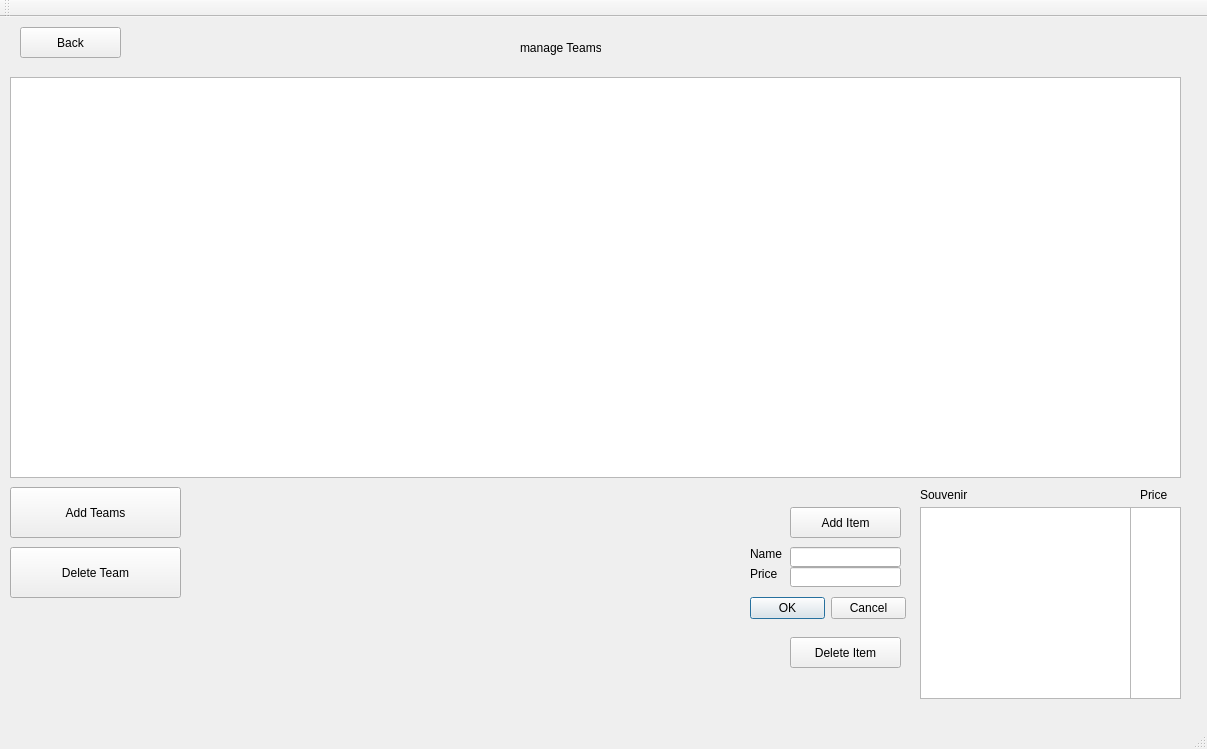
The window that mlb/mainwindow.ui (seanRobC/ST6R-MLB) describes before a commit, drawn with Qt 5.
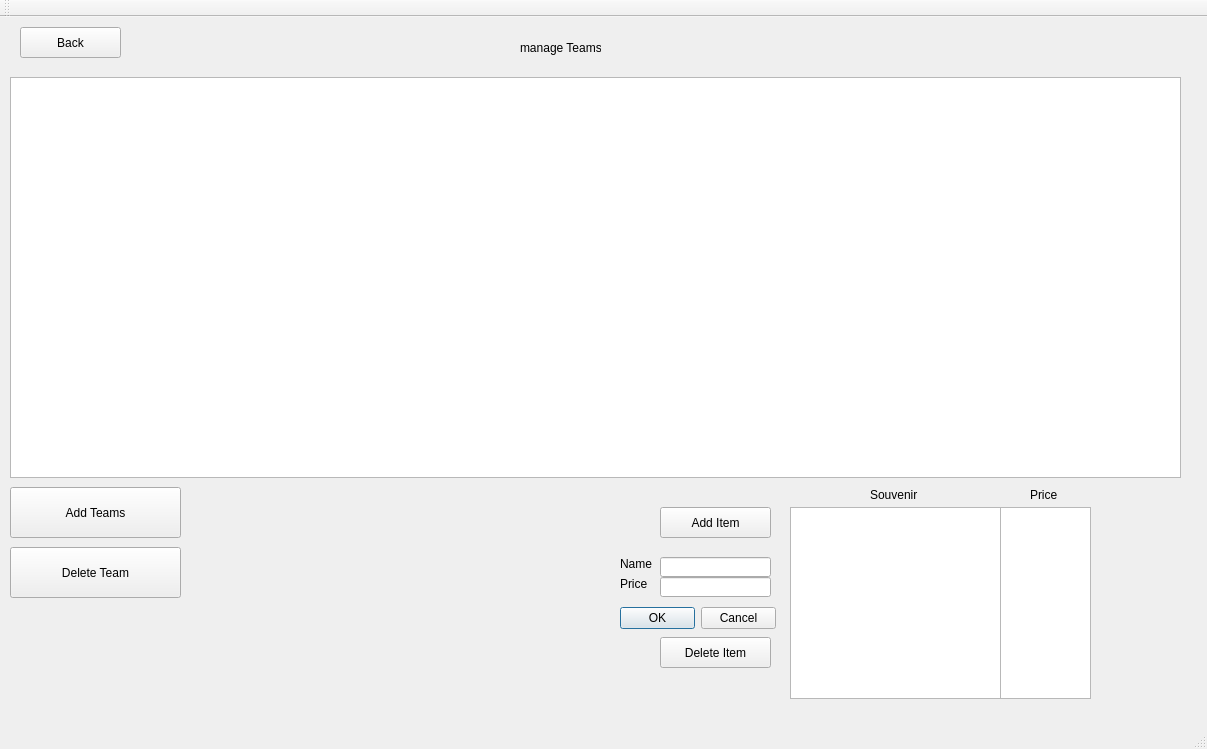
The same window after the commit. The open tabs and pages were chosen to show the change.

Diff of the .ui file:
```diff
--- a/mlb/mainwindow.ui
+++ b/mlb/mainwindow.ui
@@ -681,9 +681,9 @@
        <widget class="QListWidget" name="priceList_2">
         <property name="geometry">
          <rect>
-          <x>1130</x>
+          <x>1000</x>
           <y>480</y>
-          <width>51</width>
+          <width>91</width>
           <height>192</height>
          </rect>
         </property>
@@ -691,7 +691,7 @@
        <widget class="QPushButton" name="addItemButton">
         <property name="geometry">
          <rect>
-          <x>790</x>
+          <x>660</x>
           <y>480</y>
           <width>111</width>
           <height>31</height>
@@ -704,7 +704,7 @@
        <widget class="QListWidget" name="souvenirList_2">
         <property name="geometry">
          <rect>
-          <x>920</x>
+          <x>790</x>
           <y>480</y>
           <width>211</width>
           <height>192</height>
@@ -714,7 +714,7 @@
        <widget class="QLabel" name="label_28">
         <property name="geometry">
          <rect>
-          <x>920</x>
+          <x>870</x>
           <y>460</y>
           <width>71</width>
           <height>16</height>
@@ -727,7 +727,7 @@
        <widget class="QLabel" name="label_33">
         <property name="geometry">
          <rect>
-          <x>1140</x>
+          <x>1030</x>
           <y>460</y>
           <width>71</width>
           <height>16</height>
@@ -740,8 +740,8 @@
        <widget class="QStackedWidget" name="addItemWidget">
         <property name="geometry">
          <rect>
-          <x>740</x>
-          <y>510</y>
+          <x>610</x>
+          <y>520</y>
           <width>171</width>
           <height>91</height>
          </rect>
@@ -815,7 +815,7 @@
        <widget class="QPushButton" name="deleteItemButton">
         <property name="geometry">
          <rect>
-          <x>790</x>
+          <x>660</x>
           <y>610</y>
           <width>111</width>
           <height>31</height>
```
